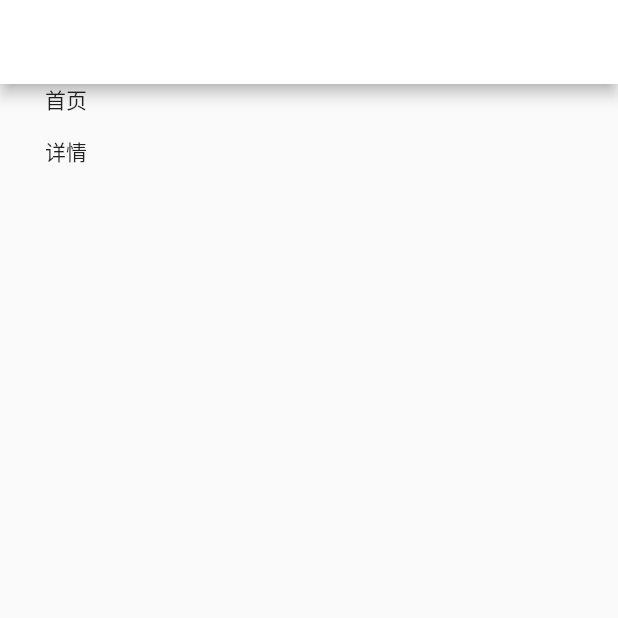
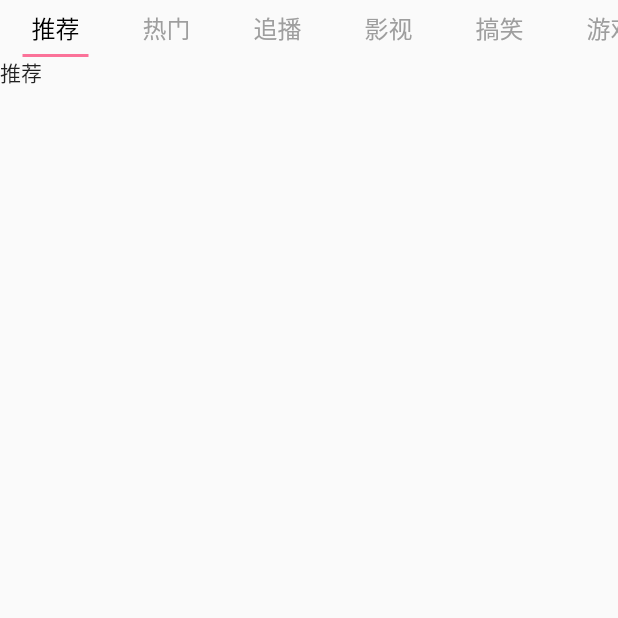
Before and after one commit to crayonxiaoxin/flutter_bili, a Flutter app: the HomePage screen opened directly, on a phone screen of 412 x 824 dp, the top half of it. Run offline on Flutter 3.47's test engine with Material 2 defaults, Android fonts, the phone set to English and light mode, and no system bars; our stand-ins replace dio, fluttertoast, shared_preferences; accounts and stored records are empty.

Commit message:
add tab layout

```diff
--- a/lib/page/home_page.dart
+++ b/lib/page/home_page.dart
@@ -1,6 +1,7 @@
 import 'package:flutter/material.dart';
-import 'package:flutter_bili/model/video_model.dart';
 import 'package:flutter_bili/navigator/hi_navigator.dart';
+import 'package:flutter_bili/page/home_tab_page.dart';
+import 'package:flutter_bili/util/color.dart';
 
 class HomePage extends StatefulWidget {
   const HomePage({Key? key}) : super(key: key);
@@ -9,12 +10,16 @@
   _HomePageState createState() => _HomePageState();
 }
 
-class _HomePageState extends State<HomePage> {
+class _HomePageState extends State<HomePage>
+    with AutomaticKeepAliveClientMixin, TickerProviderStateMixin {
   var listener;
+  TabController? _controller;
+  var tabs = ["推荐", "热门", "追播", "影视", "搞笑", "游戏", "娱乐", "音乐", "短片·手书·配音"];
 
   @override
   void initState() {
     super.initState();
+    _controller = TabController(length: tabs.length, vsync: this);
     HiNavigator.getInstance().addListener(listener = (current, pre) {
       print("home page current: ${current.page}");
       print("home page pre: ${pre?.page}");
@@ -34,21 +39,47 @@
 
   @override
   Widget build(BuildContext context) {
+    super.build(context);
     return Scaffold(
-      appBar: AppBar(),
-      body: Container(
-        child: Column(
-          children: [
-            Text("首页"),
-            MaterialButton(
-              onPressed: () => HiNavigator.getInstance().onJumpTo(
-                  RouteStatus.detail,
-                  args: {"viewMo": VideoModel(123)}),
-              child: Text("详情"),
-            )
-          ],
-        ),
+      body: Column(
+        children: [
+          _tabBar(),
+          Flexible(
+              child: TabBarView(
+                  controller: _controller,
+                  children: tabs.map((tab) {
+                    return HomeTabPage(name: tab);
+                  }).toList()))
+        ],
       ),
     );
   }
+
+  @override
+  bool get wantKeepAlive => true;
+
+  _tabBar() {
+    return TabBar(
+      controller: _controller,
+      isScrollable: true,
+      indicator: UnderlineTabIndicator(
+          borderSide: BorderSide(color: primary, width: 2.0),
+          insets: EdgeInsets.only(left: 15, right: 15)),
+      labelColor: Colors.black,
+      unselectedLabelColor: Colors.grey,
+      padding: EdgeInsets.zero,
+      tabs: tabs.map((tab) {
+        return Tab(
+          height: 36,
+          child: Padding(
+            padding: EdgeInsets.only(left: 5, right: 5),
+            child: Text(
+              tab,
+              style: TextStyle(fontSize: 16),
+            ),
+          ),
+        );
+      }).toList(),
+    );
+  }
 }
--- /dev/null
+++ b/lib/page/home_tab_page.dart
@@ -0,0 +1,19 @@
+import 'package:flutter/material.dart';
+
+class HomeTabPage extends StatefulWidget {
+  final String name;
+
+  const HomeTabPage({Key? key, this.name = ""}) : super(key: key);
+
+  @override
+  _HomeTabPageState createState() => _HomeTabPageState();
+}
+
+class _HomeTabPageState extends State<HomeTabPage> {
+  @override
+  Widget build(BuildContext context) {
+    return Container(
+      child: Text(widget.name),
+    );
+  }
+}
```
Also changed, not shown: lib/navigator/bottom_navigator.dart (+27 -15 lines), lib/navigator/hi_navigator.dart (+10 -0 lines).
